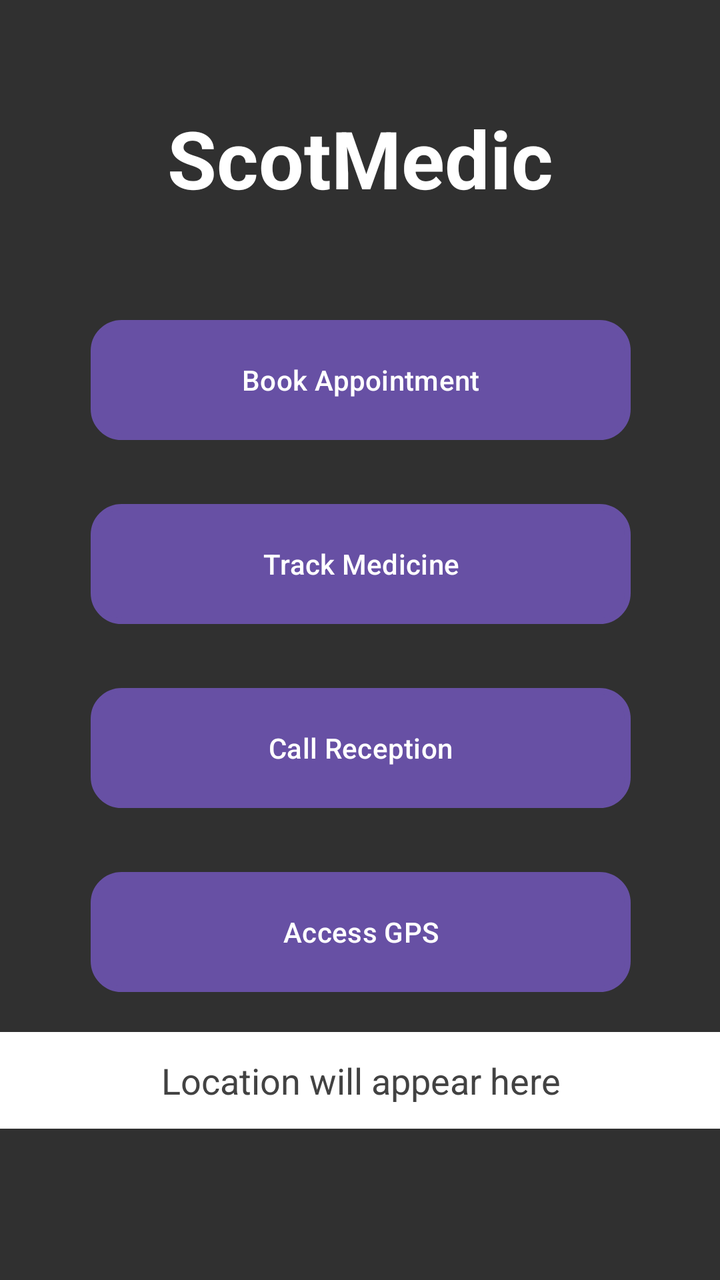
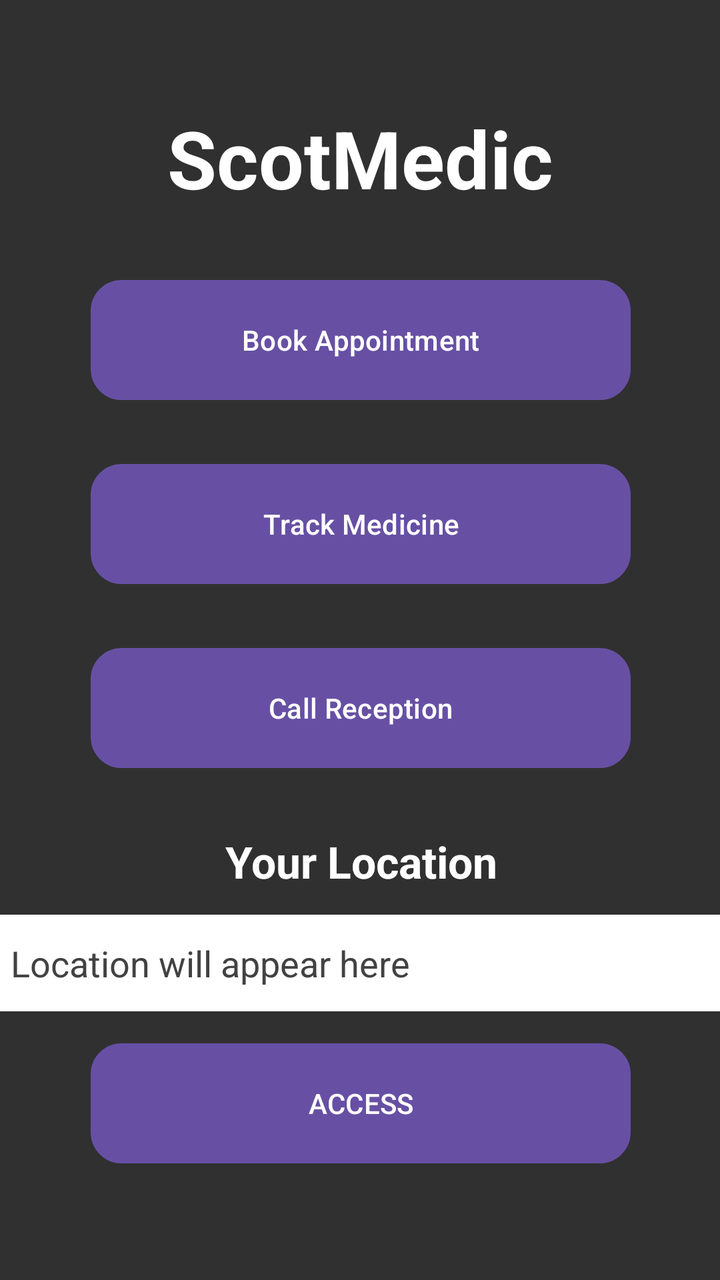

Compare the two renders of this Android layout. The source of the first and the diff that turns it into the second are given below.
<!-- AndroidManifest.xml: application theme Theme.Application -->
<!-- res/layout/activity_main.xml -->
<?xml version="1.0" encoding="utf-8"?>
<androidx.constraintlayout.widget.ConstraintLayout xmlns:android="http://schemas.android.com/apk/res/android"
    xmlns:app="http://schemas.android.com/apk/res-auto"
    xmlns:tools="http://schemas.android.com/tools"
    android:id="@+id/main"
    android:layout_width="match_parent"
    android:layout_height="match_parent"
    android:background="@color/dark_grey"
    tools:context=".MainActivity">

    <TextView
        android:id="@+id/textView"
        android:layout_width="wrap_content"
        android:layout_height="wrap_content"
        android:text="@string/app_name"
        android:textColor="@color/white"
        android:textSize="40sp"
        android:textStyle="bold"
        android:gravity="center"
        app:layout_constraintBottom_toBottomOf="parent"
        app:layout_constraintEnd_toEndOf="parent"
        app:layout_constraintStart_toStartOf="parent"
        app:layout_constraintTop_toTopOf="parent"
        app:layout_constraintVertical_bias="0.089" />

    <LinearLayout
        android:layout_width="374dp"
        android:layout_height="wrap_content"
        android:layout_marginTop="160dp"
        android:orientation="vertical"
        app:layout_constraintEnd_toEndOf="parent"
        app:layout_constraintStart_toStartOf="parent"
        app:layout_constraintTop_toTopOf="parent">

        <Button
            android:id="@+id/buttonBook"
            android:layout_width="wrap_content"
            android:layout_height="wrap_content"
            android:layout_gravity="center"
            android:background="@drawable/buttonshape"
            android:backgroundTint="@null"
            android:text="@string/book_appointment" />

        <Space
            android:layout_width="match_parent"
            android:layout_height="32dp" />

        <Button
            android:id="@+id/buttonMedicine"
            android:layout_width="wrap_content"
            android:layout_height="wrap_content"
            android:layout_gravity="center"
            android:background="@drawable/buttonshape"
            android:backgroundTint="@null"
            android:text="@string/track_medicine" />

        <Space
            android:layout_width="match_parent"
            android:layout_height="32dp" />

        <Button
            android:id="@+id/buttonCall"
            android:layout_width="wrap_content"
            android:layout_height="wrap_content"
            android:layout_gravity="center"
            android:background="@drawable/buttonshape"
            android:backgroundTint="@null"
            android:text="@string/call_reception" />

        <Space
            android:layout_width="match_parent"
            android:layout_height="32dp" />

        <Button
            android:id="@+id/button"
            android:layout_width="wrap_content"
            android:layout_height="wrap_content"
            android:layout_gravity="center"
            android:background="@drawable/buttonshape"
            android:backgroundTint="@null"
            android:text="@string/access_gps" />

        <Space
            android:layout_width="match_parent"
            android:layout_height="20dp" />

        <EditText
            android:id="@+id/editTextText"
            android:layout_width="match_parent"
            android:layout_height="wrap_content"
            android:background="@color/white"
            android:gravity="center"
            android:hint="@string/location_hint"
            android:inputType="textMultiLine"
            android:padding="12dp"
            android:textColor="@color/black"
            android:textColorHint="@color/grey"
            android:textSize="18sp" />
    </LinearLayout>

</androidx.constraintlayout.widget.ConstraintLayout>
<!-- resources referenced by this layout -->
<resources>
  <color name="black">#FF000000</color>
  <color name="dark_grey">#FF303030</color>
  <color name="grey">#FF424242</color>
  <color name="white">#FFFFFFFF</color>
  <!-- drawable buttonshape (drawable) -->
  <?xml version="1.0" encoding="utf-8"?>
  <shape xmlns:android="http://schemas.android.com/apk/res/android" android:shape="rectangle" >
      <corners
          android:radius="14dp"
          />
      <solid
          android:color="#1D9D37"
          />
      <padding
          android:left="0dp"
          android:top="0dp"
          android:right="0dp"
          android:bottom="0dp"
          />
      <size
          android:width="270dp"
          android:height="60dp"
          />
      <stroke
          android:width="3dp"
          android:color="#878787"
          />
  </shape>
  <string name="access_gps">Access GPS</string>
  <string name="app_name">ScotMedic</string>
  <string name="book_appointment">Book Appointment</string>
  <string name="call_reception">Call Reception</string>
  <string name="location_hint">Location will appear here</string>
  <string name="track_medicine">Track Medicine</string>
  <style name="Theme.Application" parent="Base.Theme.Application" />
  <style name="Base.Theme.Application" parent="Theme.Material3.DayNight.NoActionBar">
          
          
          
          <item name="android:windowBackground">@color/dark_grey</item>
          <item name="android:windowLightStatusBar">false</item>
          <item name="android:windowLightNavigationBar" tools:targetApi="27">false</item>
      </style>
</resources>

<!-- the commit's change to res/layout/activity_main.xml (unified diff, before → after) -->
@@ -10,7 +10,7 @@
 
     <TextView
         android:id="@+id/textView"
-        android:layout_width="wrap_content"
+        android:layout_width="match_parent"
         android:layout_height="wrap_content"
         android:text="@string/app_name"
         android:textColor="@color/white"
@@ -26,7 +26,7 @@
     <LinearLayout
         android:layout_width="374dp"
         android:layout_height="wrap_content"
-        android:layout_marginTop="160dp"
+        android:layout_marginTop="140dp"
         android:orientation="vertical"
         app:layout_constraintEnd_toEndOf="parent"
         app:layout_constraintStart_toStartOf="parent"
@@ -71,6 +71,40 @@
             android:layout_width="match_parent"
             android:layout_height="32dp" />
 
+        <TextView
+            android:id="@+id/textViewLocationHeading"
+            android:layout_width="match_parent"
+            android:layout_height="wrap_content"
+            android:gravity="center"
+            android:text="Your Location"
+            android:textColor="@color/white"
+            android:textSize="22sp"
+            android:textStyle="bold" />
+
+        <Space
+            android:layout_width="match_parent"
+            android:layout_height="12dp" />
+
+        <EditText
+            android:id="@+id/editTextText"
+            android:layout_width="match_parent"
+            android:layout_height="wrap_content"
+            android:minHeight="48dp"
+            android:focusable="false"
+            android:cursorVisible="false"
+            android:background="@color/white"
+            android:ems="10"
+            android:hint="@string/location_hint"
+            android:inputType="text"
+            android:padding="12dp"
+            android:textColor="@color/black"
+            android:textColorHint="@color/grey"
+            android:textSize="18sp" />
+
+        <Space
+            android:layout_width="match_parent"
+            android:layout_height="16dp" />
+
         <Button
             android:id="@+id/button"
             android:layout_width="wrap_content"
@@ -78,24 +112,7 @@
             android:layout_gravity="center"
             android:background="@drawable/buttonshape"
             android:backgroundTint="@null"
-            android:text="@string/access_gps" />
-
-        <Space
-            android:layout_width="match_parent"
-            android:layout_height="20dp" />
-
-        <EditText
-            android:id="@+id/editTextText"
-            android:layout_width="match_parent"
-            android:layout_height="wrap_content"
-            android:background="@color/white"
-            android:gravity="center"
-            android:hint="@string/location_hint"
-            android:inputType="textMultiLine"
-            android:padding="12dp"
-            android:textColor="@color/black"
-            android:textColorHint="@color/grey"
-            android:textSize="18sp" />
+            android:text="ACCESS" />
     </LinearLayout>
 
 </androidx.constraintlayout.widget.ConstraintLayout>
<!-- resource entries referenced after the edit -->
@@ -28,7 +28,6 @@
           android:color="#878787"
           />
   </shape>
-  <string name="access_gps">Access GPS</string>
   <string name="app_name">ScotMedic</string>
   <string name="book_appointment">Book Appointment</string>
   <string name="call_reception">Call Reception</string>
